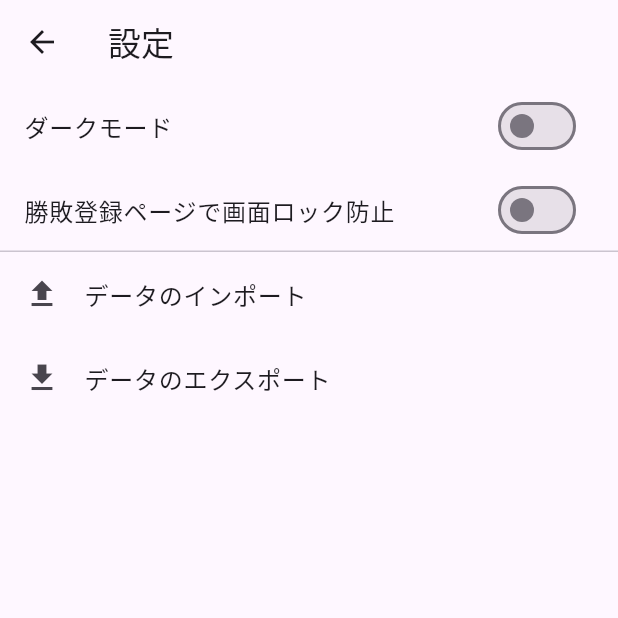
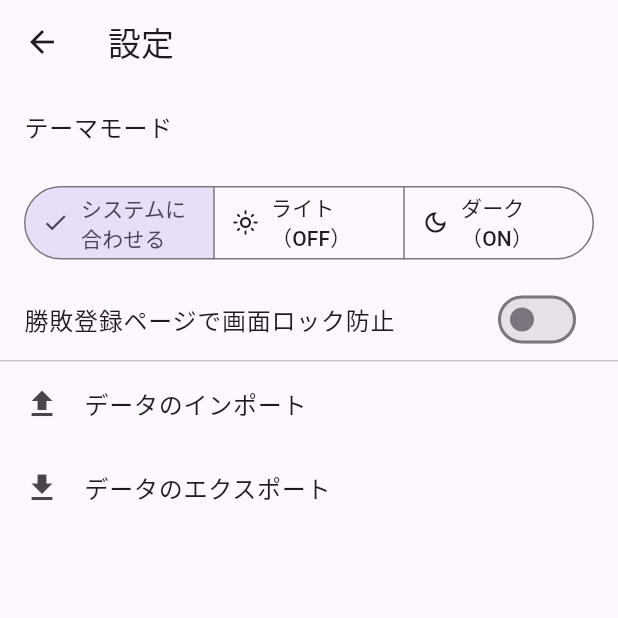
Before and after one commit to dohq/matchnotes, a Flutter app: the SettingsPage screen opened directly, on a phone screen of 412 x 824 dp, the top half of it. Run offline on Flutter 3.47's test engine with Material 3 defaults, Android fonts, the phone set to English and light mode, and no system bars; our stand-ins replace csv, drift, drift_sqflite, file_picker, flutter_riverpod, syncfusion_flutter_charts and 1 more; accounts and stored records are empty; generated files the repository leaves out were written again.

Commit message:
feat(settings): theme mode selection with SegmentedButton (system/light/dark)
Replace deprecated RadioListTile usage with SegmentedButton and wire to themeModeProvider.\nRan: make lint, make format, make test (all green).

```diff
--- a/lib/presentation/settings_page.dart
+++ b/lib/presentation/settings_page.dart
@@ -18,19 +18,37 @@ class _SettingsPageState extends ConsumerState<SettingsPage> {
   @override
   Widget build(BuildContext context) {
     final mode = ref.watch(themeModeProvider);
-    final isDark = mode == ThemeMode.dark;
+    void setMode(ThemeMode m) => ref.read(themeModeProvider.notifier).state = m;
     return Scaffold(
       appBar: AppBar(title: const Text('設定')),
       body: ListView(
         children: [
-          SwitchListTile(
-            title: const Text('ダークモード'),
-            value: isDark,
-            onChanged: (v) {
-              ref.read(themeModeProvider.notifier).state = v
-                  ? ThemeMode.dark
-                  : ThemeMode.light;
-            },
+          const ListTile(title: Text('テーマモード')),
+          Padding(
+            padding: const EdgeInsets.symmetric(horizontal: 16, vertical: 8),
+            child: SegmentedButton<ThemeMode>(
+              segments: const [
+                ButtonSegment(
+                  value: ThemeMode.system,
+                  label: Text('システムに合わせる'),
+                  icon: Icon(Icons.settings_suggest_outlined),
+                ),
+                ButtonSegment(
+                  value: ThemeMode.light,
+                  label: Text('ライト（OFF）'),
+                  icon: Icon(Icons.light_mode_outlined),
+                ),
+                ButtonSegment(
+                  value: ThemeMode.dark,
+                  label: Text('ダーク（ON）'),
+                  icon: Icon(Icons.dark_mode_outlined),
+                ),
+              ],
+              selected: {mode},
+              onSelectionChanged: (set) {
+                if (set.isNotEmpty) setMode(set.first);
+              },
+            ),
           ),
           SwitchListTile(
             title: const Text('勝敗登録ページで画面ロック防止'),
```
